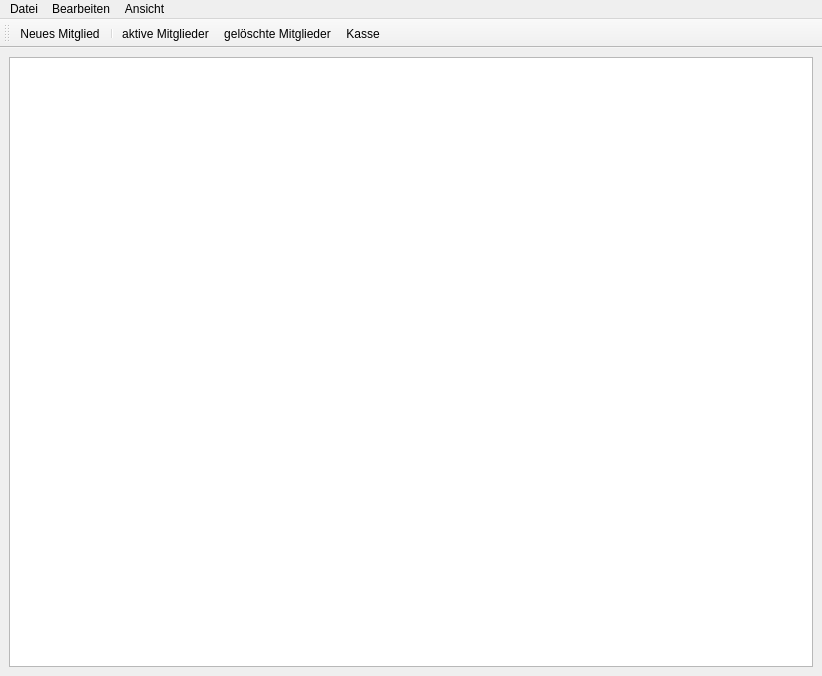
Qt form gui-Qt/src/mainWindow.ui (Bjoe/member-manager) before a commit.
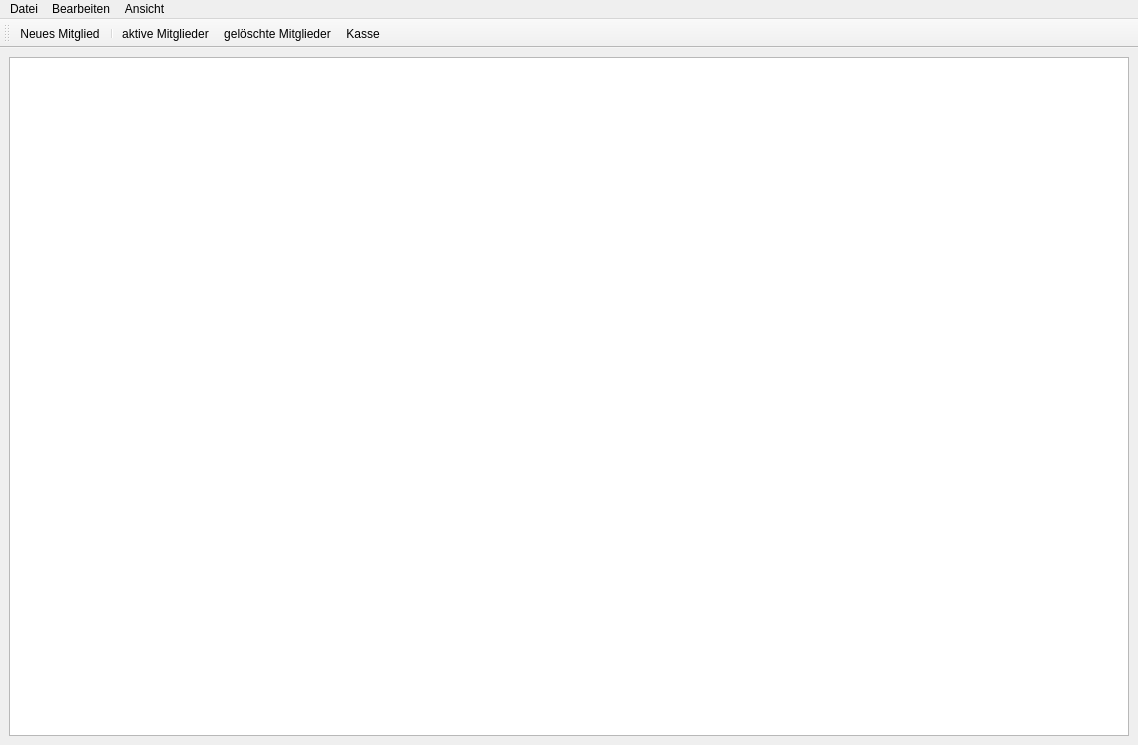
The same form after that commit.

What changed in the file:
```diff
--- a/gui-Qt/src/mainWindow.ui
+++ b/gui-Qt/src/mainWindow.ui
@@ -6,8 +6,8 @@
    <rect>
     <x>0</x>
     <y>0</y>
-    <width>822</width>
-    <height>676</height>
+    <width>1138</width>
+    <height>745</height>
    </rect>
   </property>
   <property name="windowTitle">
@@ -35,15 +35,15 @@
       <attribute name="horizontalHeaderStretchLastSection">
        <bool>true</bool>
       </attribute>
-      <attribute name="verticalHeaderStretchLastSection">
+      <attribute name="verticalHeaderVisible">
+       <bool>false</bool>
+      </attribute>
+      <attribute name="verticalHeaderVisible">
        <bool>false</bool>
       </attribute>
       <attribute name="horizontalHeaderStretchLastSection">
        <bool>true</bool>
       </attribute>
-      <attribute name="verticalHeaderStretchLastSection">
-       <bool>false</bool>
-      </attribute>
      </widget>
     </item>
    </layout>
@@ -69,7 +69,7 @@
     <rect>
      <x>0</x>
      <y>0</y>
-     <width>822</width>
+     <width>1138</width>
      <height>22</height>
     </rect>
    </property>
```
